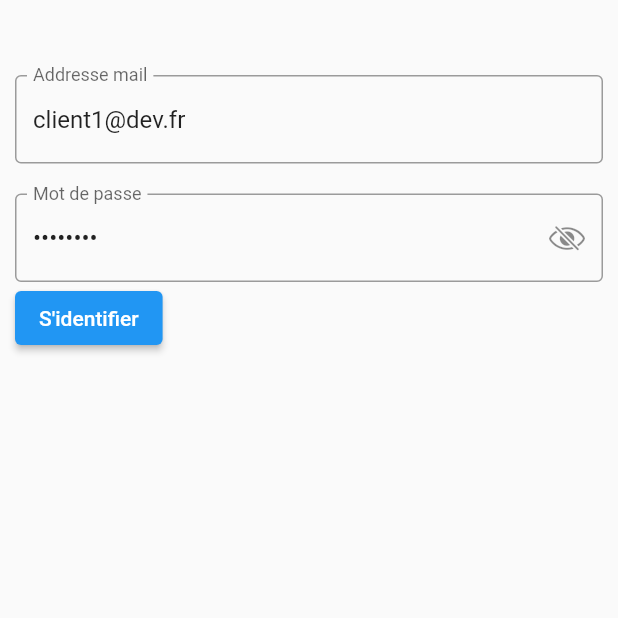
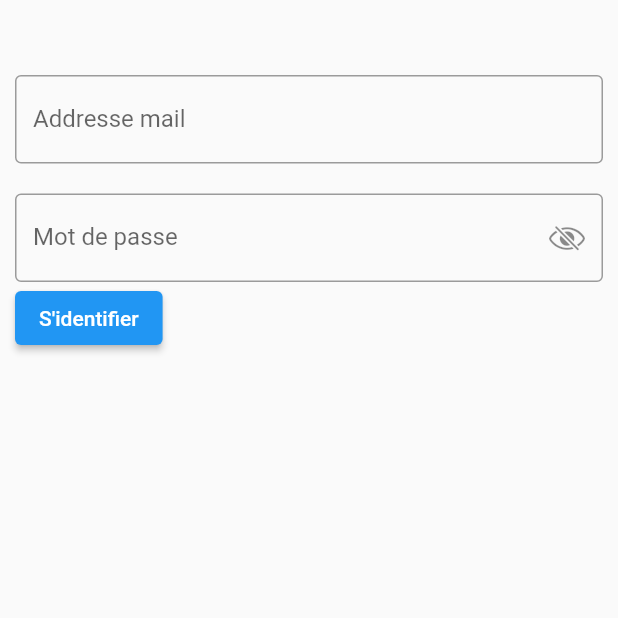
Before and after one commit to challenge-2-esgi/Challenge3, a Flutter app: the screen it shows after launch, on a phone screen of 412 x 824 dp, the top half of it. Run offline on Flutter 3.47's test engine with Material 2 defaults, Android fonts, the light colour scheme and no system bars; drawn by our look-alikes of flutter_form_builder; our stand-ins replace dio, flutter_secure_storage, form_builder_validators.

Commit message:
(mobile) remove initial values on login form

```diff
--- a/mobile/lib/screens/login/login_form.dart
+++ b/mobile/lib/screens/login/login_form.dart
@@ -81,7 +81,6 @@ class _LoginFormState extends State<LoginForm> {
           children: [
             FormBuilderTextField(
               name: "email",
-              initialValue: "client1@dev.fr",
               decoration: const InputDecoration(
                 labelText: "Addresse mail",
                 border: OutlineInputBorder(),
@@ -101,7 +100,6 @@ class _LoginFormState extends State<LoginForm> {
             ),
             FormBuilderTextField(
               name: "password",
-              initialValue: "password",
               decoration: InputDecoration(
                 labelText: "Mot de passe",
                 border: const OutlineInputBorder(),
```
